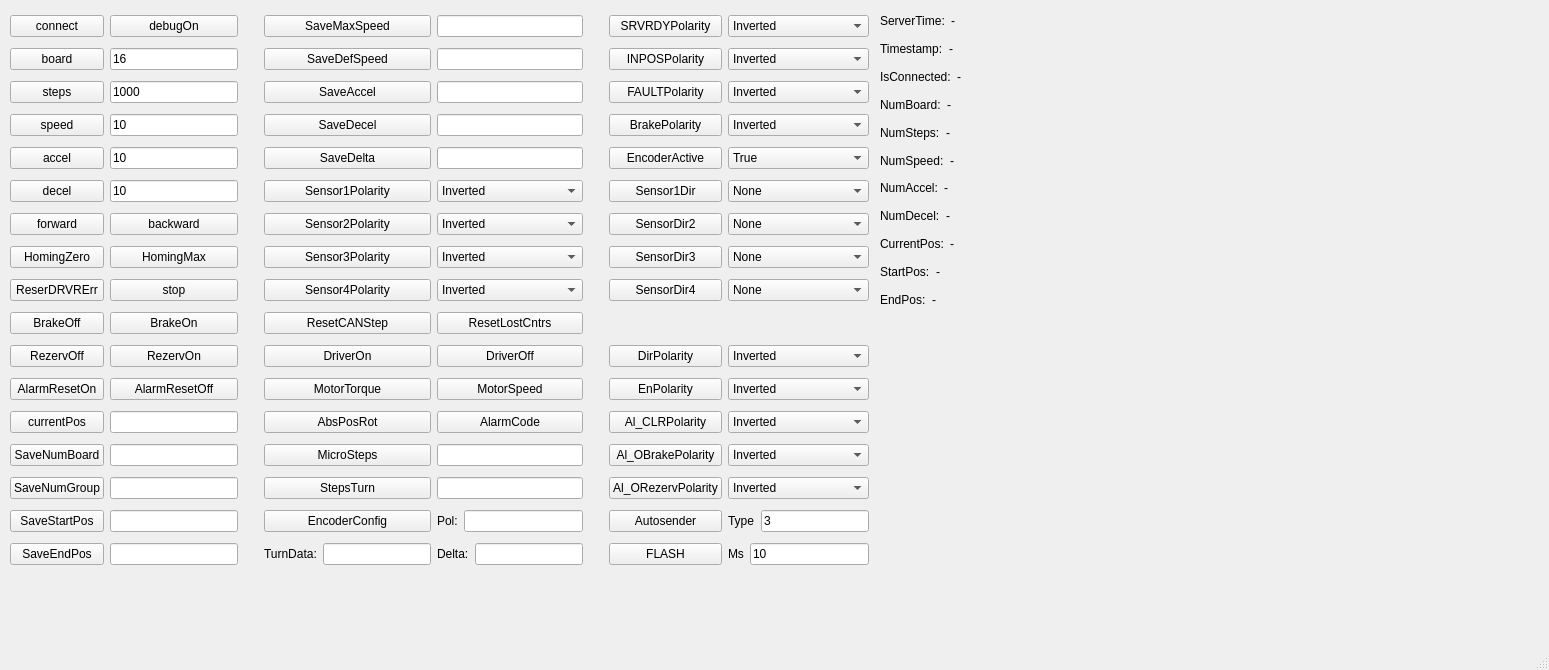
First picture: the form in ui/mainwindow.ui, repository NameInit/canstep-api, before the edit.
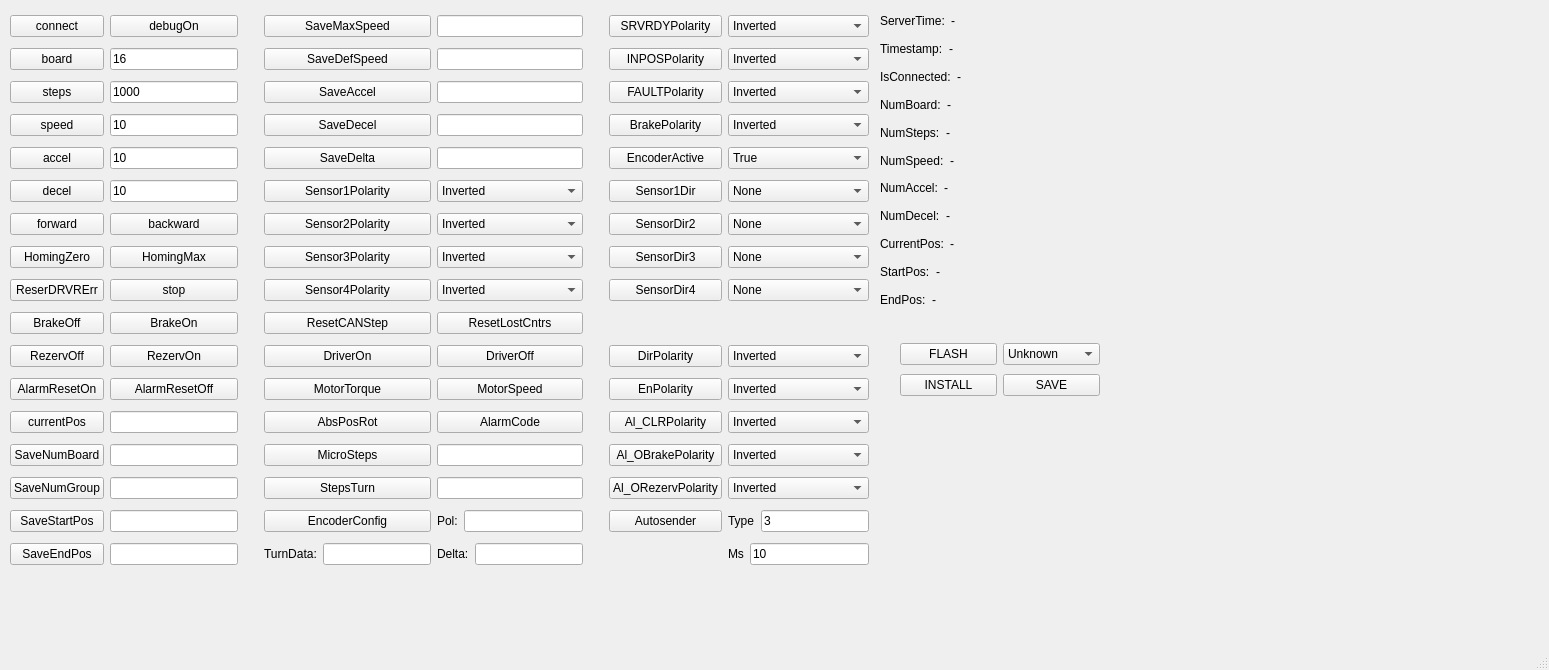
Second picture: the form after the edit.

The edit to the form file:
```diff
--- a/ui/mainwindow.ui
+++ b/ui/mainwindow.ui
@@ -958,13 +958,6 @@
        </item>
       </layout>
      </item>
-     <item row="16" column="6">
-      <widget class="QPushButton" name="pushButtonFLASH">
-       <property name="text">
-        <string>FLASH</string>
-       </property>
-      </widget>
-     </item>
     </layout>
    </widget>
    <widget class="QWidget" name="layoutWidget">
@@ -1243,6 +1236,68 @@
      </item>
     </layout>
    </widget>
+   <widget class="QWidget" name="">
+    <property name="geometry">
+     <rect>
+      <x>900</x>
+      <y>340</y>
+      <width>200</width>
+      <height>60</height>
+     </rect>
+    </property>
+    <layout class="QGridLayout" name="gridLayout_2">
+     <item row="0" column="0">
+      <widget class="QPushButton" name="pushButtonFLASH">
+       <property name="text">
+        <string>FLASH</string>
+       </property>
+      </widget>
+     </item>
+     <item row="0" column="1">
+      <widget class="QComboBox" name="comboBoxFLASH">
+       <item>
+        <property name="text">
+         <string>Unknown</string>
+        </property>
+       </item>
+       <item>
+        <property name="text">
+         <string>CAN-STEP</string>
+        </property>
+       </item>
+       <item>
+        <property name="text">
+         <string>USB-CAN</string>
+        </property>
+       </item>
+       <item>
+        <property name="text">
+         <string>TractorESC</string>
+        </property>
+       </item>
+       <item>
+        <property name="text">
+         <string>Tensometer</string>
+        </property>
+       </item>
+      </widget>
+     </item>
+     <item row="1" column="0">
+      <widget class="QPushButton" name="pushButtonINSTALL">
+       <property name="text">
+        <string>INSTALL</string>
+       </property>
+      </widget>
+     </item>
+     <item row="1" column="1">
+      <widget class="QPushButton" name="pushButtonSAVE">
+       <property name="text">
+        <string>SAVE</string>
+       </property>
+      </widget>
+     </item>
+    </layout>
+   </widget>
   </widget>
   <widget class="QMenuBar" name="menubar">
    <property name="geometry">
```
